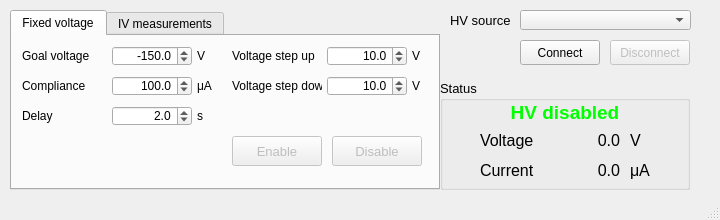
First picture: the form in MainWindow.ui, repository kandrosov/VoltageSourceControl, before the edit.
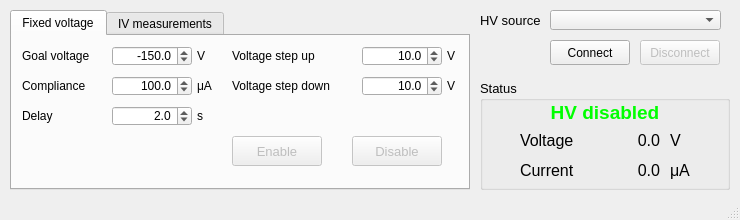
Second picture: the form after the edit.

What changed in the file:
```diff
--- a/MainWindow.ui
+++ b/MainWindow.ui
@@ -6,7 +6,7 @@
    <rect>
     <x>0</x>
     <y>0</y>
-    <width>720</width>
+    <width>740</width>
     <height>220</height>
    </rect>
   </property>
@@ -18,13 +18,13 @@
   </property>
   <property name="minimumSize">
    <size>
-    <width>720</width>
+    <width>740</width>
     <height>220</height>
    </size>
   </property>
   <property name="maximumSize">
    <size>
-    <width>720</width>
+    <width>740</width>
     <height>220</height>
    </size>
   </property>
@@ -40,7 +40,7 @@
      <rect>
       <x>10</x>
       <y>10</y>
-      <width>430</width>
+      <width>460</width>
       <height>180</height>
      </rect>
     </property>
@@ -135,7 +135,7 @@
       </property>
       <property name="geometry">
        <rect>
-        <x>320</x>
+        <x>340</x>
         <y>100</y>
         <width>90</width>
         <height>30</height>
@@ -210,7 +210,7 @@
      <widget class="QDoubleSpinBox" name="doubleSpinBoxVoltageStepUp">
       <property name="geometry">
        <rect>
-        <x>315</x>
+        <x>350</x>
         <y>10</y>
         <width>80</width>
         <height>20</height>
@@ -240,7 +240,7 @@
        <rect>
         <x>220</x>
         <y>10</y>
-        <width>90</width>
+        <width>130</width>
         <height>20</height>
        </rect>
       </property>
@@ -251,7 +251,7 @@
      <widget class="QLabel" name="labelVoltageStepUpUnits">
       <property name="geometry">
        <rect>
-        <x>400</x>
+        <x>435</x>
         <y>10</y>
         <width>20</width>
         <height>20</height>
@@ -264,7 +264,7 @@
      <widget class="QDoubleSpinBox" name="doubleSpinBoxVoltageStepDown">
       <property name="geometry">
        <rect>
-        <x>315</x>
+        <x>350</x>
         <y>40</y>
         <width>80</width>
         <height>20</height>
@@ -292,7 +292,7 @@
      <widget class="QLabel" name="labelVoltageStepDownUnits">
       <property name="geometry">
        <rect>
-        <x>400</x>
+        <x>435</x>
         <y>40</y>
         <width>20</width>
         <height>20</height>
@@ -307,7 +307,7 @@
        <rect>
         <x>220</x>
         <y>40</y>
-        <width>90</width>
+        <width>130</width>
         <height>20</height>
        </rect>
       </property>
@@ -382,7 +382,7 @@
    <widget class="QGroupBox" name="groupBoxStatus">
     <property name="geometry">
      <rect>
-      <x>440</x>
+      <x>480</x>
       <y>80</y>
       <width>250</width>
       <height>110</height>
@@ -604,7 +604,7 @@
    <widget class="QComboBox" name="comboBoxVoltageSource">
     <property name="geometry">
      <rect>
-      <x>520</x>
+      <x>550</x>
       <y>10</y>
       <width>171</width>
       <height>20</height>
@@ -619,7 +619,7 @@
    <widget class="QLabel" name="labelVoltageSourceTitle">
     <property name="geometry">
      <rect>
-      <x>450</x>
+      <x>480</x>
       <y>10</y>
       <width>61</width>
       <height>20</height>
@@ -640,7 +640,7 @@
     </property>
     <property name="geometry">
      <rect>
-      <x>520</x>
+      <x>550</x>
       <y>40</y>
       <width>80</width>
       <height>25</height>
@@ -664,7 +664,7 @@
     </property>
     <property name="geometry">
      <rect>
-      <x>610</x>
+      <x>640</x>
       <y>40</y>
       <width>80</width>
       <height>25</height>
```
